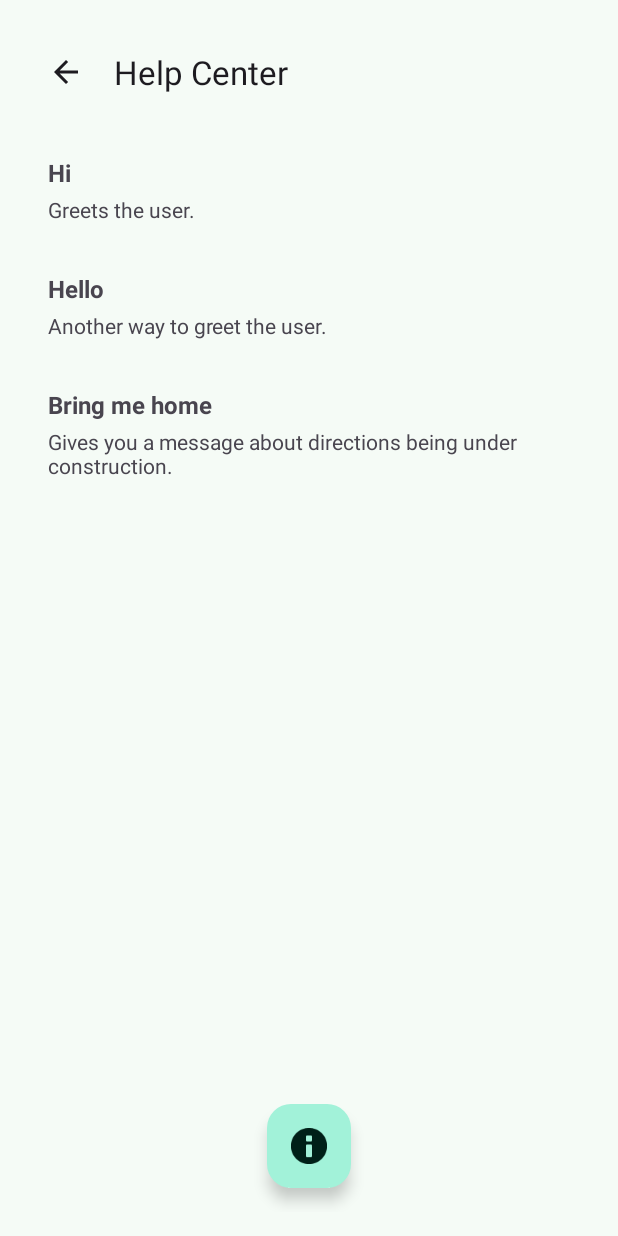
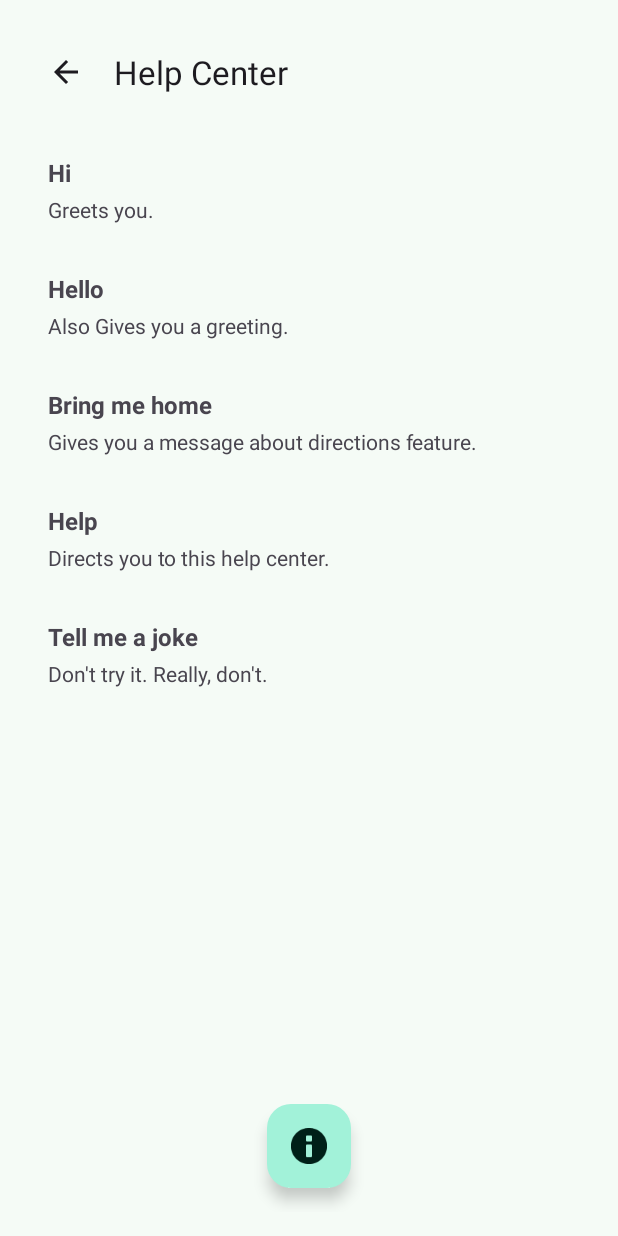
Before and after one commit to serkez/dib_android_app, an Android app: the screen it shows after launch (HelpActivity), after a tap on "Help", on a phone screen of 412 x 824 dp. Run offline under Robolectric (Android 15) with nearby library versions, the phone set to English and light mode, and no system bars.

Commit message:
update message response logic

```diff
--- a/app/src/main/java/com/example/dibapp/model/Dib.java
+++ b/app/src/main/java/com/example/dibapp/model/Dib.java
@@ -4,6 +4,7 @@ package com.example.dibapp.model;
 import com.google.gson.Gson;
 
 import java.util.ArrayList;
+import java.util.Random;
 
 // This is the dib or chat model
 
@@ -34,6 +35,11 @@ public class Dib {
         return messageList;
     }
 
+
+    public void resetMessages() {
+        messageList.clear();
+    }
+
     public void addMessageToList(String message) {
         messageList.add(message);
     }
@@ -43,12 +49,33 @@ public class Dib {
         if (userInput.equals("hi") || userInput.equals("hello")) response = "Hello there!";
         else if (userInput.contains("bring me home")) {
             response = "The directions feature is currently under construction, try again another time.";
+        } else if (userInput.contains("help")) {
+            response = "For assistance using this chat, visit the Help Center by clicking on the question mark icon on the top of the screen.\nFor information about this app, click on the info button under the three circle buttn, or the i button at the bottom of the Help Center";
+        } else if (userInput.contains("tell me a joke")) {
+            response = getJoke();
         }
         return response;
     }
 
-    public void resetMessages() {
-        messageList.clear();
+    String[] jokes = {
+            "Why do programmers prefer dark mode?\n Because the light attracts bugs!",
+            "How many programmers does it take to change a light bulb?\n None, that's a hardware problem!",
+            "Why do Java developers wear glasses?\n  Because they can't C#!",
+            "I would tell you a UDP joke, but you might not get it.",
+            "Why don't programmers like nature? \n It has too many bugs.",
+            "Why was the computer cold?\n  It left its Windows open!",
+            "What's a programmer's favorite hangout place?\n  The Foo Bar.",
+            "Why did the programmer quit his job?\n  Because he didn't get arrays.",
+            "There are 10 kinds of people in this world: \n those who understand binary and those who don't.",
+            "Why was the JavaScript developer sad?\n  Because he didn't know how to 'null' his feelings."
+    };
+    Random random = new Random();
+    int randomIndex;
+
+
+    private String getJoke() {
+        randomIndex = random.nextInt(jokes.length);
+        return jokes[randomIndex];
     }
 
 }
--- a/app/src/main/res/values-land/dimens.xml
+++ /dev/null
@@ -1,3 +0,0 @@
-<resources>
-    <dimen name="fab_margin">48dp</dimen>
-</resources>
--- a/app/src/main/res/values-land/integers.xml
+++ b/app/src/main/res/values-land/integers.xml
@@ -1,4 +1,5 @@
 <?xml version="1.0" encoding="utf-8"?>
+<!--style to changecolumns in help center based on orientation-->
 <resources>
     <integer name="rv_help_columns">2</integer>
 </resources>
--- a/app/src/main/res/values-land/styles.xml
+++ b/app/src/main/res/values-land/styles.xml
@@ -1,6 +1,6 @@
 <?xml version="1.0" encoding="utf-8"?>
 <resources>
-
+    <!--style to change fab location based on orientation-->
     <style name="FabStyle">
         <item name="android:layout_alignParentEnd">true</item>
     </style>
--- a/app/src/main/res/values/strings.xml
+++ b/app/src/main/res/values/strings.xml
@@ -6,30 +6,18 @@
     <string name="use_auto_save">Save Chat Messages</string>
     <string name="about">About dib</string>
     <string name="help">Help</string>
-    <string name="about_message">dib is a service that provides resources to people without smartphones or internet access. This enables people to access crucial information, such as directions despite not having internet access.\nThis is a prototype for a dib app. This, if built as its intended will access the SMS of a user\'s phone to send messages to a Twilio API phone number which can then handle the internet-required task and send the user a response via SMS. \nRight now, the app simulates the responses by using predetermiend responses instead of accessing real data via SMS and APIs. This app serves as a model for the visual aspects of the dib app with hints of future functionality.</string>
+    <string name="about_message">dib is a service that provides resources to people without smartphones or internet access. This enables people to access crucial information, such as directions despite not having internet access.\nThis is a prototype for a dib app. This, if built as its intended will access the SMS of a user\'s phone to send messages to a Twilio API phone number which can then handle the internet-required task and send the user a response via SMS. \nRight now, the app simulates the responses by using predetermined responses instead of accessing real data via SMS and APIs. This app serves as a model for the visual aspects of the dib app with hints of future functionality.</string>
     <string name="key_use_auto_save">AUTO_SAVE</string>
     <string name="title_activity_help">Help Center</string>
     <string name="fab">About dib\n</string>
 
-
-    <string-array name="prompts">
-        <item>Hi</item>
-        <item>Bring me home</item>
-    </string-array>
-
-    <string-array name="explanations">
-        <item>Say hello to the chatbot.</item>
-        <item>Receive a message about the directions feature.</item>
+    <string-array name="helpItemList">
+        <item>Hi|Greets you.</item>
+        <item>Hello|Also Gives you a greeting.</item>
+        <item>Bring me home|Gives you a message about directions feature.</item>
+        <item>Help|Directs you to this help center.</item>
+        <item>Tell me a joke|Don\'t try it. Really, don\'t.</item>
     </string-array>
 
 
-        <string-array name="helpItemList">
-            <item>Hi|Greets the user.</item>
-            <item>Hello|Another way to greet the user.</item>
-            <item>Bring me home|Gives you a message about directions being under construction.</item>
-            <!-- Add more items as needed -->
-        </string-array>
-
-
-
 </resources>
--- a/app/src/main/res/values/styles.xml
+++ b/app/src/main/res/values/styles.xml
@@ -1,4 +1,5 @@
 <resources>
+
     <style name="MaterialCardWithColoredBorder" parent="Widget.Material3.CardView.Outlined">
         <item name="strokeColor">?attr/colorPrimary</item>
     </style>
@@ -81,7 +82,7 @@
         <item name="android:layout_marginBottom">@dimen/activity_horizontal_margin</item>
         <item name="android:gravity">center</item>
     </style>
-
+    <!--style to change fab location based on orientation-->
     <style name="FabStyle">
         <item name="android:layout_centerHorizontal">true</item>
     </style>
```
